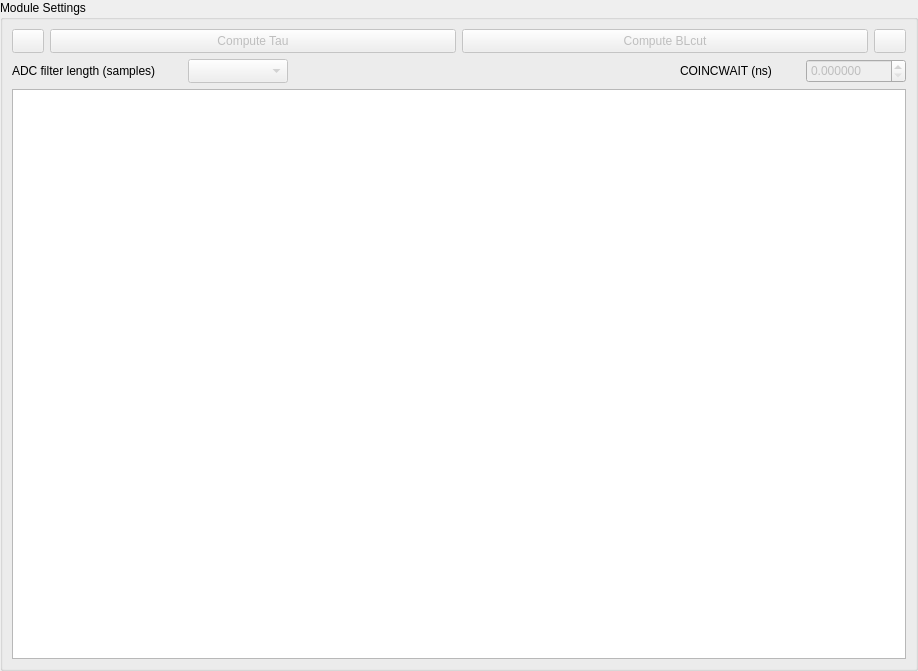
Before: the Qt Designer form forms/form_pixie_settings.ui in usnistgov/qpx-gamma, drawn with Qt 5.
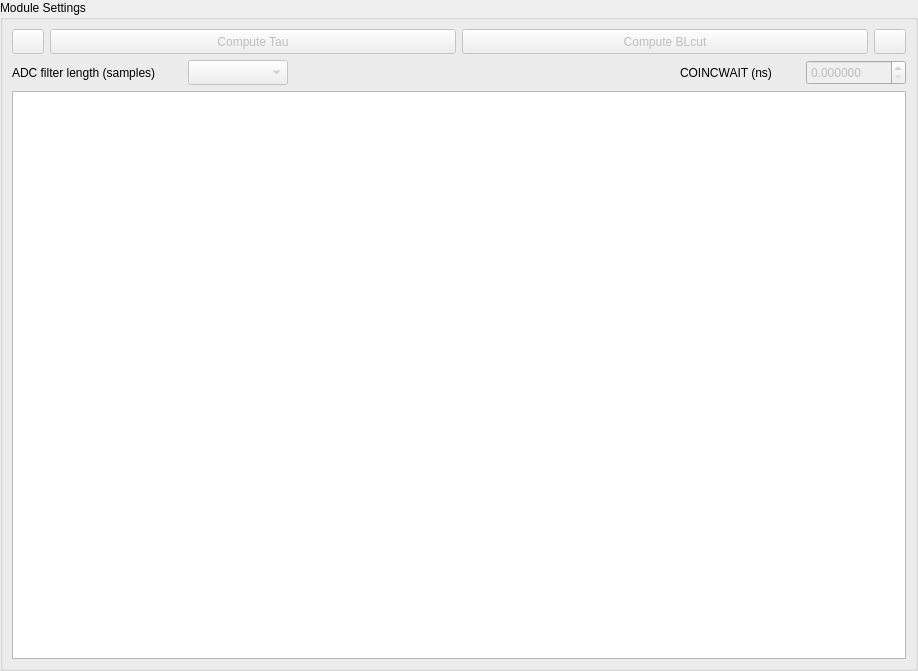
After: the same form once the commit is applied. Icons and pictures are not drawn.

The edit to the form file:
```diff
--- a/forms/form_pixie_settings.ui
+++ b/forms/form_pixie_settings.ui
@@ -70,13 +70,13 @@
           <property name="minimumSize">
            <size>
             <width>28</width>
-            <height>24</height>
+            <height>25</height>
            </size>
           </property>
           <property name="maximumSize">
            <size>
             <width>32</width>
-            <height>32</height>
+            <height>25</height>
            </size>
           </property>
           <property name="text">
@@ -108,13 +108,13 @@
           <property name="minimumSize">
            <size>
             <width>0</width>
-            <height>0</height>
+            <height>25</height>
            </size>
           </property>
           <property name="maximumSize">
            <size>
             <width>16777215</width>
-            <height>32</height>
+            <height>25</height>
            </size>
           </property>
           <property name="text">
@@ -136,13 +136,13 @@
           <property name="minimumSize">
            <size>
             <width>0</width>
-            <height>0</height>
+            <height>25</height>
            </size>
           </property>
           <property name="maximumSize">
            <size>
             <width>16777215</width>
-            <height>32</height>
+            <height>25</height>
            </size>
           </property>
           <property name="text">
@@ -164,13 +164,13 @@
           <property name="minimumSize">
            <size>
             <width>28</width>
-            <height>24</height>
+            <height>25</height>
            </size>
           </property>
           <property name="maximumSize">
            <size>
             <width>32</width>
-            <height>32</height>
+            <height>25</height>
            </size>
           </property>
           <property name="toolTip">
@@ -206,13 +206,13 @@
           <property name="minimumSize">
            <size>
             <width>170</width>
-            <height>24</height>
+            <height>25</height>
            </size>
           </property>
           <property name="maximumSize">
            <size>
             <width>200</width>
-            <height>32</height>
+            <height>25</height>
            </size>
           </property>
           <property name="sizeIncrement">
@@ -249,13 +249,13 @@
           <property name="minimumSize">
            <size>
             <width>100</width>
-            <height>24</height>
+            <height>25</height>
            </size>
           </property>
           <property name="maximumSize">
            <size>
             <width>100</width>
-            <height>32</height>
+            <height>25</height>
            </size>
           </property>
          </widget>
@@ -287,13 +287,13 @@
           <property name="minimumSize">
            <size>
             <width>120</width>
-            <height>24</height>
+            <height>25</height>
            </size>
           </property>
           <property name="maximumSize">
            <size>
             <width>130</width>
-            <height>32</height>
+            <height>25</height>
            </size>
           </property>
           <property name="sizeIncrement">
@@ -327,13 +327,13 @@
           <property name="minimumSize">
            <size>
             <width>100</width>
-            <height>24</height>
+            <height>25</height>
            </size>
           </property>
           <property name="maximumSize">
            <size>
             <width>100</width>
-            <height>32</height>
+            <height>25</height>
            </size>
           </property>
           <property name="sizeIncrement">
```
